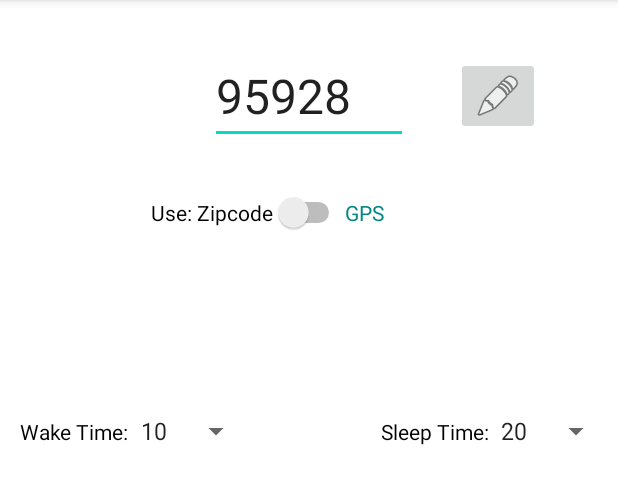
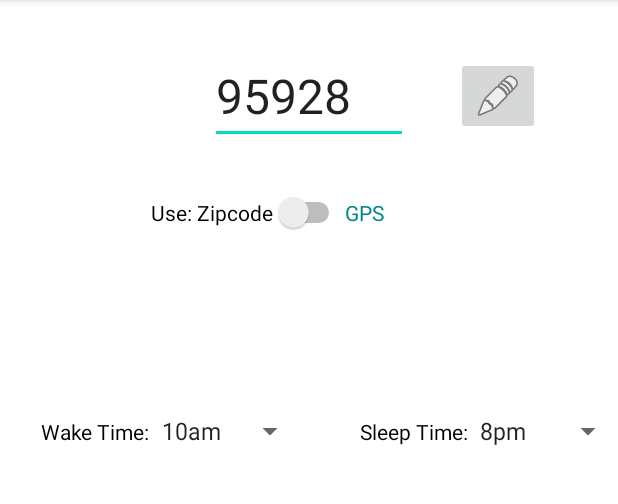
Before and after one commit to Tinker42/TempAlarm1, an Android app: the SettingsActivity screen opened directly, with no data from a screen before it, on a phone screen of 412 x 824 dp, the part 84-588 px from its top. Run offline under Robolectric (Android 15) with nearby library versions, the phone set to English and light mode, and no system bars.

Commit message:
Updated dropdowns

```diff
--- a/app/src/main/java/com/ata/tempalarm1/SettingsActivity.java
+++ b/app/src/main/java/com/ata/tempalarm1/SettingsActivity.java
@@ -19,7 +19,7 @@ import com.ata.tempalarm1.databinding.ActivitySettingsBinding;
 
 public class SettingsActivity extends AppCompatActivity implements AdapterView.OnItemSelectedListener {
 ActivitySettingsBinding binding;
-    String[] times = {"1","2","3","4","5","6","7","8","9","10","11","12","13","14","15","16","17","18","19","20","21","22","23","24"};
+    String[] times = {"1am","2am","3am","4am","5am","6am","7am","8am","9am","10am","11am","12pm","1pm","2pm","3pm","4pm","5pm","6pm","7pm","8pm","9pm","10pm","11pm","12am"};
     @Override //Overriding the AppCompactActivity which is the android class that has a function onCreate that represents the view lifecycle
     protected void onCreate(Bundle savedInstanceState) {
         super.onCreate(savedInstanceState);
@@ -89,10 +89,10 @@ ActivitySettingsBinding binding;
         SharedPreferences sharedPref = getSharedPreferences("MyPrefs", Context.MODE_PRIVATE);
 
         if (parent.getId() == R.id.spinnerW){
-            sharedPref.edit().putInt("WakeTime", (Integer.parseInt(times[position]))*100).apply();
+            sharedPref.edit().putInt("WakeTime", (position+1)*100).apply();
         }
         if (parent.getId() == R.id.spinnerS){
-            sharedPref.edit().putInt("SleepTime", (Integer.parseInt(times[position]))*100).apply();
+            sharedPref.edit().putInt("SleepTime", (position+1)*100).apply();
         }
         //sharedPref.edit().putInt("WakeTime", (Integer.parseInt(times[position]))*100).apply();
         //sharedPref.edit().putInt("SleepTime", (Integer.parseInt(times[position]))*100).apply();
--- a/app/src/main/res/layout/activity_settings.xml
+++ b/app/src/main/res/layout/activity_settings.xml
@@ -134,6 +134,7 @@
         android:layout_width="wrap_content"
         android:layout_height="wrap_content"
 
+
         android:text="Wake Time:"
         android:textColor="@color/black"
         android:textSize="14dp"
@@ -150,6 +151,7 @@
         android:layout_marginTop="120dp"
         android:spinnerMode="dropdown"
         app:layout_constraintLeft_toLeftOf="parent"
+        android:layout_marginLeft="64dp"
         app:layout_constraintRight_toLeftOf="@id/textS"
         app:layout_constraintTop_toBottomOf="@id/Z2GS" />
 
@@ -158,6 +160,7 @@
         app:layout_constraintBottom_toBottomOf="@id/spinnerS"
         app:layout_constraintLeft_toRightOf="@id/spinnerW"
         app:layout_constraintRight_toRightOf="parent"
+        android:layout_marginRight="64dp"
 
         app:layout_constraintTop_toTopOf="@id/spinnerS"
         android:layout_width="wrap_content"
```
